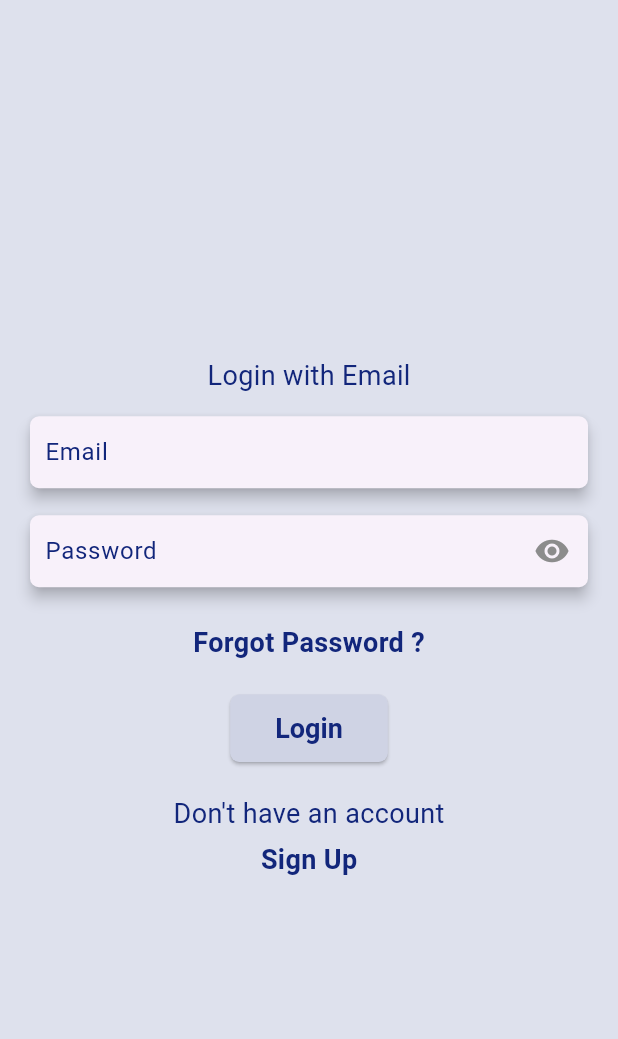
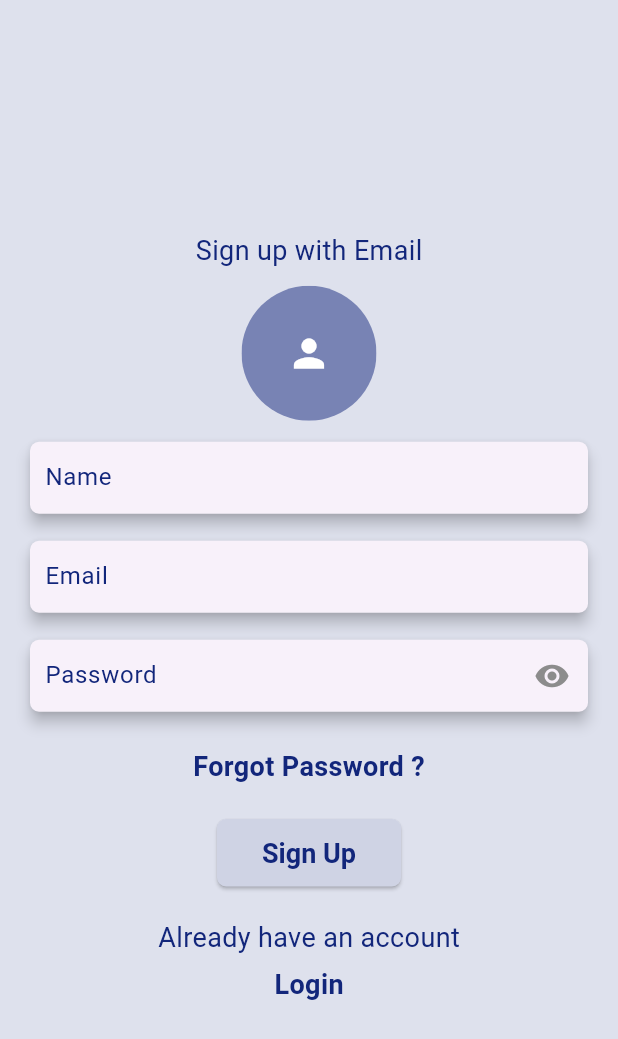
Before and after one commit to lohitbura/gorin_system_demo, a Flutter app: the screen it shows after launch, on a phone screen of 412 x 824 dp. Shown: the top 1039 px of the screen. Run offline on Flutter 3.47's test engine with Material 3 defaults, Android fonts, the phone set to English and light mode, and no system bars; our stand-ins replace image_picker.

Commit message:
feat: Implement Register Page design and image picker module
This commit introduces the register page.
It also includes the common widget for image picker

```diff
--- a/lib/features/auth_management/pages/login_screen.dart
+++ b/lib/features/auth_management/pages/login_screen.dart
@@ -39,6 +39,7 @@ class _LoginScreen extends State<LoginScreen> {
               ),
               child: TextField(
                 controller: emailCtrl,
+                keyboardType: TextInputType.emailAddress,
                 decoration: InputDecoration(
                   hintText: "Email",
                 ),
--- /dev/null
+++ b/lib/features/auth_management/pages/register_screen.dart
@@ -0,0 +1,168 @@
+import 'dart:io';
+
+import 'package:flutter/material.dart';
+import 'package:gs_demo/common/widgets/image_picker_bottom_sheet.dart';
+import 'package:gs_demo/resources/colors.dart';
+
+class RegisterScreen extends StatefulWidget {
+  const RegisterScreen({super.key});
+
+  @override
+  State<StatefulWidget> createState() {
+    return _RegisterScreen();
+  }
+}
+
+class _RegisterScreen extends State<RegisterScreen> {
+  final TextEditingController emailCtrl = TextEditingController();
+  final TextEditingController nameCtrl = TextEditingController();
+  final TextEditingController passwordCtrl = TextEditingController();
+  final ValueNotifier<String> _image = ValueNotifier<String>('');
+  bool _isObscured = true;
+
+  @override
+  Widget build(BuildContext context) {
+
+    return Scaffold(
+      body: Container(
+        height: MediaQuery.of(context).size.height,
+        padding: EdgeInsets.symmetric(horizontal: 16),
+        child: Column(
+          mainAxisAlignment: MainAxisAlignment.center,
+          children: [
+            Text(
+              'Sign up with Email',
+              style: TextStyle( fontSize: 18),
+            ),
+            SizedBox(height: 10),
+    ValueListenableBuilder(
+    valueListenable: _image,
+    builder: (context, value, child) {
+      return  InkWell(
+          onTap: (){
+            showModalBottomSheet(
+                isDismissible: true,
+                backgroundColor: Colors.transparent,
+                context: context,
+                builder: (context) {
+                  return ChooseImageOptionBottomSheet(
+                      onImageSelect:
+                          (String value) {
+                        if (value.isNotEmpty) {
+                          _image.value = value;
+                        }
+                        Navigator.pop(context);
+                      });
+                });
+          },
+          child: ClipOval(
+            child: Image.file(
+              File(_image.value),
+              width: 90,
+              height: 90,
+              fit: BoxFit.fill,
+              errorBuilder: (context,error,x){
+                return Container(
+                  width: 90,
+                    height: 90,
+                  decoration: BoxDecoration(
+                    color: AppColor.color7883B4,
+                  ),
+                  child: Center(child: Icon(Icons.person,size: 30,color: AppColor.colorFFFFFF,),),
+                );
+              },
+            ),
+          ),
+        );}),
+            SizedBox(height: 10,),
+            Card(
+              elevation: 4, // Set the elevation here
+              shape: RoundedRectangleBorder(
+                borderRadius: BorderRadius.circular(
+                  6,
+                ),
+              ),
+              child: TextField(
+                keyboardType: TextInputType.name,
+                controller: nameCtrl,
+                decoration: InputDecoration(
+                  hintText: "Name",
+                ),
+              ),
+            ),
+            SizedBox(height: 10),
+            Card(
+              elevation: 4, // Set the elevation here
+              shape: RoundedRectangleBorder(
+                borderRadius: BorderRadius.circular(
+                  6,
+                ),
+              ),
+              child: TextField(
+                keyboardType: TextInputType.emailAddress,
+                controller: emailCtrl,
+                decoration: InputDecoration(
+                  hintText: "Email",
+                ),
+              ),
+            ),
+            SizedBox(height: 10),
+            Card(
+              elevation: 4, // Set the elevation here
+              shape: RoundedRectangleBorder(
+                borderRadius: BorderRadius.circular(
+                  6,
+                ), // Optional: Rounded corners
+              ),
+              child: TextField(
+                obscureText: _isObscured,
+                controller: passwordCtrl,
+                decoration: InputDecoration(
+                  hintText: "Password",
+                  suffixIcon: IconButton(
+                    icon: Icon(
+                      _isObscured ? Icons.visibility : Icons.visibility_off,
+                    ),
+                    onPressed: () {
+                      setState(() {
+                        _isObscured =
+                        !_isObscured; // Toggle the visibility state
+                      });
+                    },
+                  ),
+                ),
+              ),
+            ),
+            SizedBox(height: 20,),
+            InkWell(
+              child: Text('Forgot Password ?',style: TextStyle(
+                  fontSize: 18,
+                  fontWeight: FontWeight.w600
+              ),),
+            ),
+            SizedBox(height: 20,),
+            ElevatedButton(
+
+              onPressed: () async {
+              },
+              child: Text("Sign Up"),
+            ),
+            SizedBox(height: 20,),
+            InkWell(
+              child: Text('Already have an account',style: TextStyle(
+                fontSize: 18,
+              ),),
+            ),
+            SizedBox(height: 5,),
+            InkWell(
+              child: Text('Login',style: TextStyle(
+                  fontSize: 18,
+                  fontWeight: FontWeight.w600
+              ),),
+            ),
+          ],
+        ),
+      ),
+    );
+  }
+}
--- a/lib/main.dart
+++ b/lib/main.dart
@@ -1,5 +1,6 @@
 import 'package:flutter/material.dart';
 import 'package:gs_demo/features/auth_management/pages/login_screen.dart';
+import 'package:gs_demo/features/auth_management/pages/register_screen.dart';
 import 'package:gs_demo/resources/colors.dart';
 
 void main() {
@@ -50,7 +51,7 @@ class MyApp extends StatelessWidget {
           onSurface: AppColor.color12267B,
         ),
       ),
-      home:  LoginScreen(),
+      home:  RegisterScreen(),
     );
   }
 }
--- a/lib/resources/colors.dart
+++ b/lib/resources/colors.dart
@@ -10,4 +10,5 @@ class AppColor {
   static const Color colorFFFFFF = Color(0xffffffff);
   static const Color colorCFD3E4 = Color(0xffCFD3E4);
   static const Color color8C8C8C = Color(0xff8c8c8c);
+  static const Color color7883B4 = Color(0xff7883B4);
 }
--- a/pubspec.yaml
+++ b/pubspec.yaml
@@ -34,6 +34,7 @@ dependencies:
   # The following adds the Cupertino Icons font to your application.
   # Use with the CupertinoIcons class for iOS style icons.
   cupertino_icons: ^1.0.8
+  image_picker: 1.1.2
 
 dev_dependencies:
   flutter_test:
```
Also changed, not shown: lib/common/widgets/image_picker_bottom_sheet.dart (added, +84 -0 lines), pubspec.lock, 4 other files.
